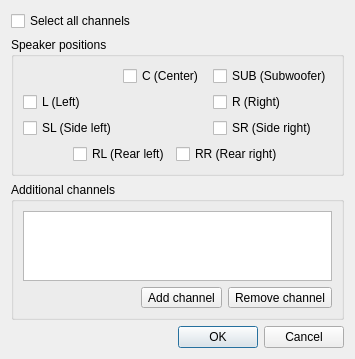
Old version of the form Editor/guis/ChannelFilterGUIDialog.ui in the repository Neo-Desktop/EqualizerAPO.
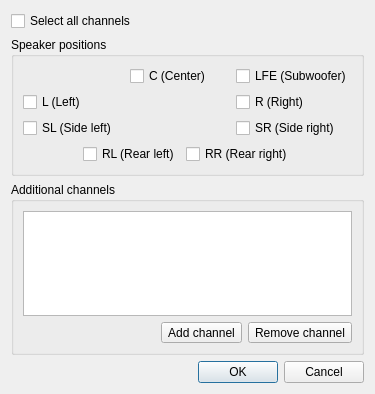
New version of the form. Icons and pictures are not drawn.

Commit message: Fixed: Channel "SUB" is now correctly called "LFE". The name "SUB" is still supported for compatibility with existing configurations.

The edit to the form file:
```diff
--- a/Editor/guis/ChannelFilterGUIDialog.ui
+++ b/Editor/guis/ChannelFilterGUIDialog.ui
@@ -6,8 +6,8 @@
    <rect>
     <x>0</x>
     <y>0</y>
-    <width>355</width>
-    <height>329</height>
+    <width>375</width>
+    <height>394</height>
    </rect>
   </property>
   <property name="windowTitle">
@@ -44,7 +44,7 @@
       <item row="1" column="2">
        <widget class="QCheckBox" name="subWooferCheckBox">
         <property name="text">
-         <string>SUB (Subwoofer)</string>
+         <string>LFE (Subwoofer)</string>
         </property>
        </widget>
       </item>
```
The commit also changes 6 other files.
